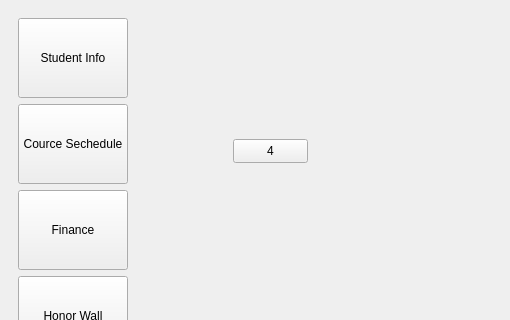
savvyinsight/StudentManagementSystem, file mainwindow.ui: the form before one commit; both pictures show x 0 to 510 and y 0 to 320 of the 964 by 638 pixel window.
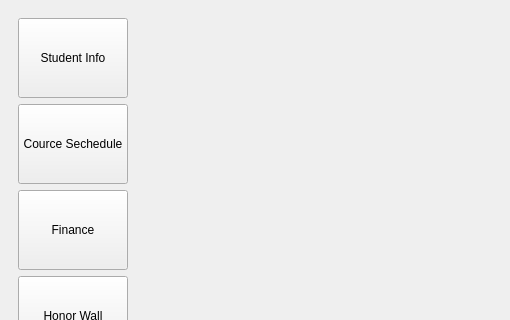
The form after the commit. The open tabs and pages were chosen to show the change. Icons and pictures are not drawn. Custom widgets are drawn as their Qt base class.

The edit to the form file:
```diff
--- a/mainwindow.ui
+++ b/mainwindow.ui
@@ -203,22 +203,8 @@
       <widget class="StudentInfoWidget" name="pageStudentinfo"/>
       <widget class="ScheduleWidget" name="pageSechedule"/>
       <widget class="FinancialWidget" name="pageFinance"/>
-      <widget class="QWidget" name="pageHonor"/>
-      <widget class="QWidget" name="pageSystemsetting">
-       <widget class="QPushButton" name="pushButton_5">
-        <property name="geometry">
-         <rect>
-          <x>90</x>
-          <y>130</y>
-          <width>75</width>
-          <height>24</height>
-         </rect>
-        </property>
-        <property name="text">
-         <string>4</string>
-        </property>
-       </widget>
-      </widget>
+      <widget class="HonorWallWidget" name="pageHonor"/>
+      <widget class="QWidget" name="pageSystemsetting"/>
      </widget>
     </item>
    </layout>
@@ -244,6 +230,12 @@
    <header location="global">financialwidget.h</header>
    <container>1</container>
   </customwidget>
+  <customwidget>
+   <class>HonorWallWidget</class>
+   <extends>QWidget</extends>
+   <header location="global">honorwallwidget.h</header>
+   <container>1</container>
+  </customwidget>
  </customwidgets>
  <resources>
   <include location="res.qrc"/>
```
Left out of the diff: 2 changed lines with no effect on the pictures.
